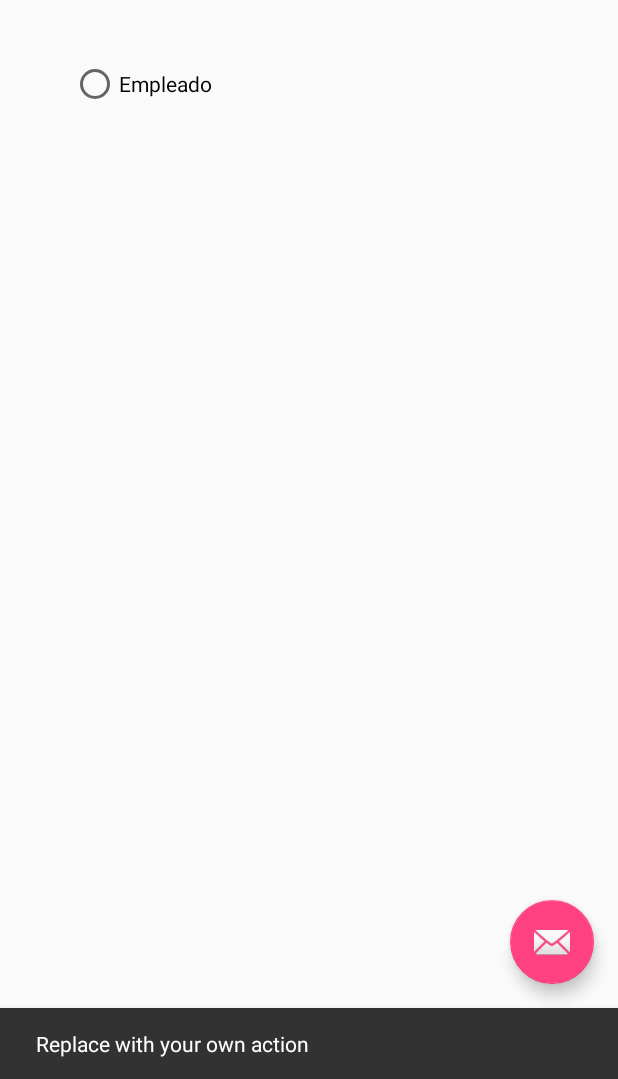
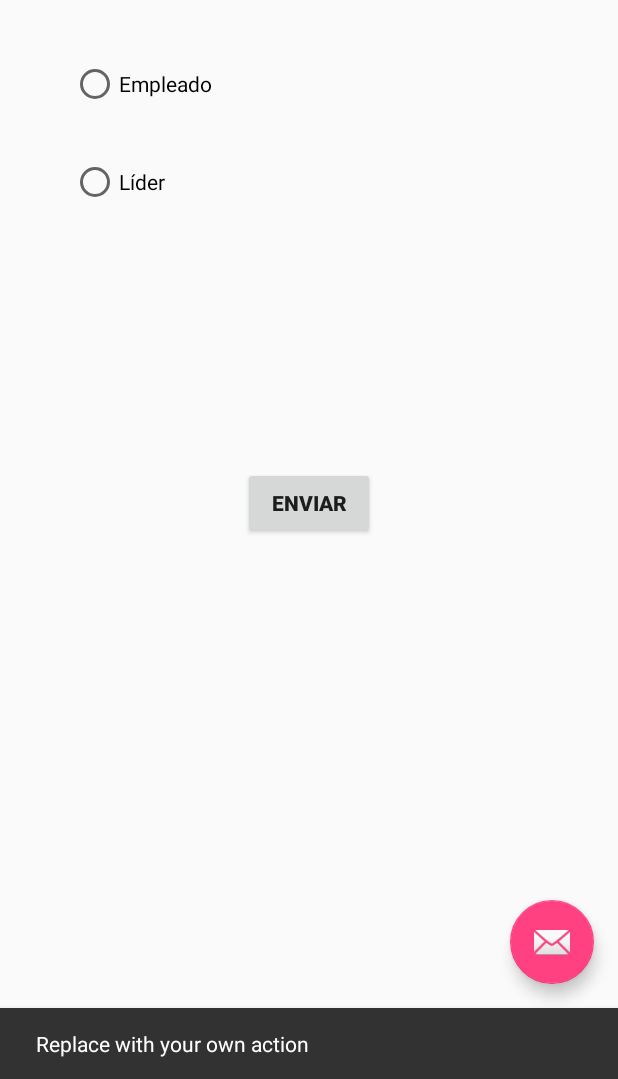
Before and after one commit to AlopezIA/Jenkins, an Android app: the screen it shows after launch (MainActivity), after a tap on an icon or button, on a phone screen of 412 x 824 dp, the part 157-1236 px from its top. Run offline under Robolectric (Android 15) with nearby library versions, the phone set to English and light mode, and no system bars.

Commit message:
Lider, botón.

```diff
--- a/app/src/main/res/layout/content_main.xml
+++ b/app/src/main/res/layout/content_main.xml
@@ -33,4 +33,22 @@
         android:layout_centerHorizontal="true"
         android:textSize="24sp"
         android:textStyle="normal|bold" />
+
+    <RadioButton
+        android:text="Líder"
+        android:layout_width="wrap_content"
+        android:layout_height="wrap_content"
+        android:layout_below="@+id/radioButton"
+        android:layout_alignStart="@+id/radioButton"
+        android:layout_marginTop="33dp"
+        android:id="@+id/radioButton2" />
+
+    <Button
+        android:text="Enviar"
+        android:layout_width="wrap_content"
+        android:layout_height="wrap_content"
+        android:layout_centerVertical="true"
+        android:layout_centerHorizontal="true"
+        android:id="@+id/button"
+        android:textStyle="normal|bold" />
 </RelativeLayout>
```
